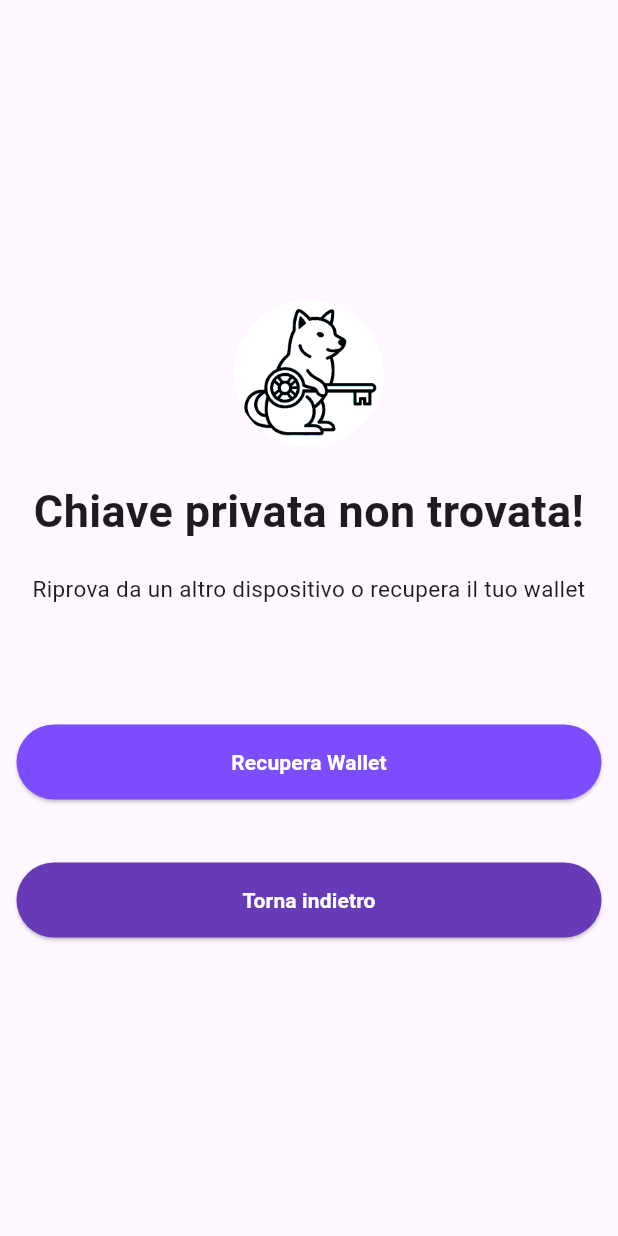
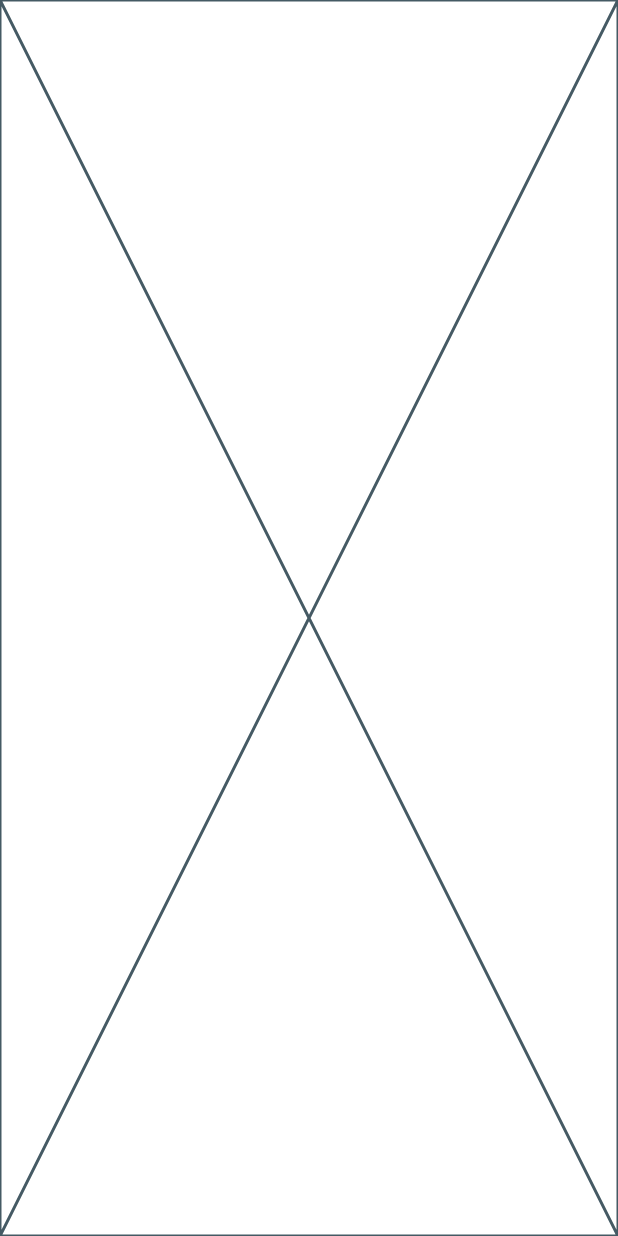
Before and after one commit to SerpenTaki/key_wallet_app, a Flutter app: the KeyNotFound screen opened directly, after a tap on "Recupera Wallet", on a phone screen of 412 x 824 dp. Run offline on Flutter 3.47's test engine with Material 3 defaults, Android fonts, the phone set to English and light mode, and no system bars; our stand-ins replace cloud_firestore, firebase_auth, firebase_core, flutter_colorpicker, flutter_secure_storage; missing offline and left inert: flutter_nfc_kit, pointycastle; accounts and stored records are empty.

Commit message:
Inizializzazione di recupera wallet

```diff
--- a/lib/screens/ErrorScreens/key_not_found.dart
+++ b/lib/screens/ErrorScreens/key_not_found.dart
@@ -21,7 +21,7 @@ class KeyNotFound extends StatelessWidget {
             ),
             ElevatedButton(
                   onPressed: (){
-
+                      Navigator.pushNamed(context, "/WalletRecoverPage");
                   },
                   style: ElevatedButton.styleFrom(
                     minimumSize: const Size(390, 50),
--- /dev/null
+++ b/lib/screens/wallet_recover_page.dart
@@ -0,0 +1,10 @@
+import 'package:flutter/material.dart';
+
+class WalletRecoverPage extends StatelessWidget {
+  const WalletRecoverPage({super.key});
+
+  @override
+  Widget build(BuildContext context) {
+    return const Placeholder();
+  }
+}
--- a/lib/services/route_generator.dart
+++ b/lib/services/route_generator.dart
@@ -6,8 +6,8 @@ import 'package:key_wallet_app/screens/wallet_page.dart';
 import 'package:key_wallet_app/screens/new_wallet_creation.dart';
 import 'package:key_wallet_app/screens/chat_list_page.dart';
 import 'package:key_wallet_app/screens/chat_page.dart';
+import 'package:key_wallet_app/screens/wallet_recover_page.dart';
 
-//Per mandare dati dinamici
 class RouteGenerator {
   static Route<dynamic> generateRoute(RouteSettings settings) {
     final args = settings.arguments;
@@ -41,13 +41,13 @@ class RouteGenerator {
       case '/chat':
         if (args is Wallet) {
           return MaterialPageRoute(
-            builder: (context) => ChatPage(
-              senderWallet: args,
-              receiverWallet: args,
-            ),
+            builder: (context) =>
+                ChatPage(senderWallet: args, receiverWallet: args),
           );
         }
         return _errorRoute();
+      case '/WalletRecoverPage':
+        return MaterialPageRoute(builder: (context) => WalletRecoverPage());
       default:
         return _errorRoute();
     }
```
